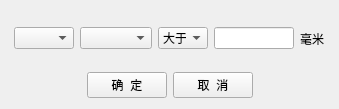
Before: the Qt Designer form Product_Rule_Module/widget/AddRuleConditionWidget.ui in woodman-ai/Product_Rule_Module, drawn with Qt 5.
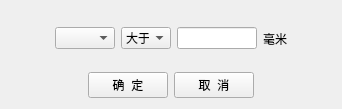
After: the same form once the commit is applied.

Diff of the .ui file:
```diff
--- a/Product_Rule_Module/widget/AddRuleConditionWidget.ui
+++ b/Product_Rule_Module/widget/AddRuleConditionWidget.ui
@@ -6,7 +6,7 @@
    <rect>
     <x>0</x>
     <y>0</y>
-    <width>339</width>
+    <width>342</width>
     <height>109</height>
    </rect>
   </property>
@@ -45,9 +45,6 @@
        </property>
       </widget>
      </item>
-     <item>
-      <widget class="QComboBox" name="combo_gray"/>
-     </item>
      <item>
       <widget class="QComboBox" name="combo_relation">
        <property name="sizePolicy">
```
